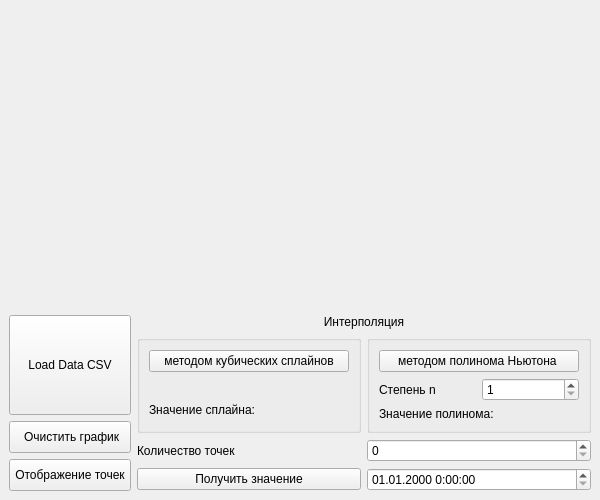
Old version of the form src/algo_trading/views/mainwindow.ui in the repository sbevza/A8_Algorithmic_trading.
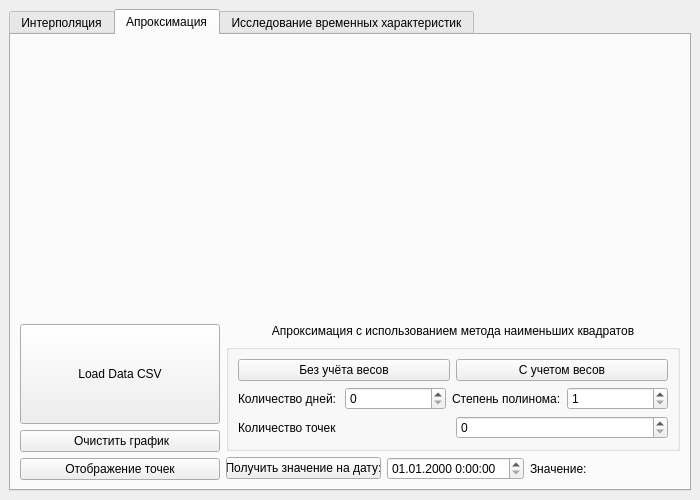
New version of the form. Custom widgets are drawn as their Qt base class.

Commit message: add ui aprox ans timeStat

```diff
--- a/src/algo_trading/views/mainwindow.ui
+++ b/src/algo_trading/views/mainwindow.ui
@@ -6,7 +6,7 @@
    <rect>
     <x>0</x>
     <y>0</y>
-    <width>600</width>
+    <width>700</width>
     <height>500</height>
    </rect>
   </property>
@@ -22,7 +22,7 @@
    </property>
    <property name="minimumSize">
     <size>
-     <width>600</width>
+     <width>700</width>
      <height>500</height>
     </size>
    </property>
@@ -32,43 +32,18 @@
    <property name="styleSheet">
     <string notr="true"/>
    </property>
-   <layout class="QVBoxLayout" name="verticalLayout_3">
+   <layout class="QHBoxLayout" name="horizontalLayout_61">
     <item>
-     <layout class="QVBoxLayout" name="BaseLayout">
-      <property name="sizeConstraint">
-       <enum>QLayout::SizeConstraint::SetDefaultConstraint</enum>
+     <widget class="QTabWidget" name="tabWidget">
+      <property name="currentIndex">
+       <number>1</number>
       </property>
-      <property name="leftMargin">
-       <number>2</number>
-      </property>
-      <property name="topMargin">
-       <number>2</number>
-      </property>
-      <property name="rightMargin">
-       <number>2</number>
-      </property>
-      <property name="bottomMargin">
-       <number>2</number>
-      </property>
-      <item>
-       <widget class="QCustomPlot" name="plotWidget" native="true">
-        <property name="sizePolicy">
-         <sizepolicy hsizetype="Expanding" vsizetype="Expanding">
-          <horstretch>0</horstretch>
-          <verstretch>0</verstretch>
-         </sizepolicy>
-        </property>
-        <property name="minimumSize">
-         <size>
-          <width>0</width>
-          <height>0</height>
-         </size>
-        </property>
-       </widget>
-      </item>
-     </layout>
-    </item>
-    <item>
+      <widget class="QWidget" name="inerpolation">
+       <attribute name="title">
+        <string>Интерполяция</string>
+       </attribute>
+       <layout class="QGridLayout" name="gridLayout">
+        <item row="1" column="0">
      <layout class="QHBoxLayout" name="horizontalLayout_7">
       <item>
        <layout class="QVBoxLayout" name="verticalLayout_2">
@@ -132,7 +107,7 @@
           </property>
           <property name="minimumSize">
            <size>
-            <width>100</width>
+                <width>200</width>
             <height>0</height>
            </size>
           </property>
@@ -281,7 +256,7 @@
           <item>
            <widget class="QPushButton" name="GetValue">
             <property name="text">
-             <string>Получить значение</string>
+                 <string>Получить значение на дату:</string>
             </property>
            </widget>
           </item>
@@ -297,6 +272,506 @@
        </layout>
       </item>
      </layout>
+        </item>
+        <item row="0" column="0">
+         <layout class="QVBoxLayout" name="BaseLayout">
+          <property name="sizeConstraint">
+           <enum>QLayout::SizeConstraint::SetDefaultConstraint</enum>
+          </property>
+          <property name="leftMargin">
+           <number>2</number>
+          </property>
+          <property name="topMargin">
+           <number>2</number>
+          </property>
+          <property name="rightMargin">
+           <number>2</number>
+          </property>
+          <property name="bottomMargin">
+           <number>2</number>
+          </property>
+          <item>
+           <widget class="QCustomPlot" name="plotWidget" native="true">
+            <property name="sizePolicy">
+             <sizepolicy hsizetype="Expanding" vsizetype="Expanding">
+              <horstretch>0</horstretch>
+              <verstretch>0</verstretch>
+             </sizepolicy>
+            </property>
+            <property name="minimumSize">
+             <size>
+              <width>0</width>
+              <height>0</height>
+             </size>
+            </property>
+           </widget>
+          </item>
+         </layout>
+        </item>
+       </layout>
+      </widget>
+      <widget class="QWidget" name="aproximation">
+       <attribute name="title">
+        <string>Апроксимация</string>
+       </attribute>
+       <layout class="QGridLayout" name="gridLayout_3">
+        <item row="0" column="0">
+         <layout class="QVBoxLayout" name="BaseLayout_6">
+          <property name="sizeConstraint">
+           <enum>QLayout::SizeConstraint::SetDefaultConstraint</enum>
+          </property>
+          <property name="leftMargin">
+           <number>2</number>
+          </property>
+          <property name="topMargin">
+           <number>2</number>
+          </property>
+          <property name="rightMargin">
+           <number>2</number>
+          </property>
+          <property name="bottomMargin">
+           <number>2</number>
+          </property>
+          <item>
+           <widget class="QCustomPlot" name="plotWidget_6" native="true">
+            <property name="sizePolicy">
+             <sizepolicy hsizetype="Expanding" vsizetype="Expanding">
+              <horstretch>0</horstretch>
+              <verstretch>0</verstretch>
+             </sizepolicy>
+            </property>
+            <property name="minimumSize">
+             <size>
+              <width>0</width>
+              <height>0</height>
+             </size>
+            </property>
+           </widget>
+          </item>
+         </layout>
+        </item>
+        <item row="1" column="0">
+         <layout class="QHBoxLayout" name="horizontalLayout_52">
+          <item>
+           <layout class="QVBoxLayout" name="verticalLayout_33">
+            <item>
+             <widget class="QPushButton" name="LoadDataCsv_11">
+              <property name="sizePolicy">
+               <sizepolicy hsizetype="Minimum" vsizetype="Minimum">
+                <horstretch>0</horstretch>
+                <verstretch>0</verstretch>
+               </sizepolicy>
+              </property>
+              <property name="minimumSize">
+               <size>
+                <width>100</width>
+                <height>100</height>
+               </size>
+              </property>
+              <property name="maximumSize">
+               <size>
+                <width>300</width>
+                <height>16777215</height>
+               </size>
+              </property>
+              <property name="text">
+               <string>Load Data CSV</string>
+              </property>
+             </widget>
+            </item>
+            <item>
+             <widget class="QPushButton" name="clean_button_11">
+              <property name="sizePolicy">
+               <sizepolicy hsizetype="Minimum" vsizetype="Minimum">
+                <horstretch>0</horstretch>
+                <verstretch>0</verstretch>
+               </sizepolicy>
+              </property>
+              <property name="minimumSize">
+               <size>
+                <width>100</width>
+                <height>0</height>
+               </size>
+              </property>
+              <property name="maximumSize">
+               <size>
+                <width>300</width>
+                <height>16777215</height>
+               </size>
+              </property>
+              <property name="text">
+               <string> Очистить график</string>
+              </property>
+             </widget>
+            </item>
+            <item>
+             <widget class="QPushButton" name="showPoints_11">
+              <property name="sizePolicy">
+               <sizepolicy hsizetype="Minimum" vsizetype="Minimum">
+                <horstretch>0</horstretch>
+                <verstretch>0</verstretch>
+               </sizepolicy>
+              </property>
+              <property name="minimumSize">
+               <size>
+                <width>200</width>
+                <height>0</height>
+               </size>
+              </property>
+              <property name="maximumSize">
+               <size>
+                <width>300</width>
+                <height>16777215</height>
+               </size>
+              </property>
+              <property name="text">
+               <string>Отображение точек</string>
+              </property>
+             </widget>
+            </item>
+           </layout>
+          </item>
+          <item>
+           <layout class="QVBoxLayout" name="verticalLayout_34">
+            <item>
+             <widget class="QLabel" name="interpolationLabel_10">
+              <property name="text">
+               <string>Апроксимация с использованием метода наименьших квадратов</string>
+              </property>
+              <property name="alignment">
+               <set>Qt::AlignmentFlag::AlignCenter</set>
+              </property>
+             </widget>
+            </item>
+            <item>
+             <layout class="QHBoxLayout" name="horizontalLayout_53">
+              <item>
+               <widget class="QGroupBox" name="verticalGroupBox_spline_10">
+                <layout class="QVBoxLayout" name="verticalLayout_spline_10">
+                 <item>
+                  <layout class="QHBoxLayout" name="horizontalLayout_3">
+                   <item>
+                    <widget class="QPushButton" name="PlotCubicSpline_10">
+                     <property name="minimumSize">
+                      <size>
+                       <width>200</width>
+                       <height>0</height>
+                      </size>
+                     </property>
+                     <property name="text">
+                      <string>Без учёта весов</string>
+                     </property>
+                    </widget>
+                   </item>
+                   <item>
+                    <widget class="QPushButton" name="pushButton">
+                     <property name="minimumSize">
+                      <size>
+                       <width>200</width>
+                       <height>0</height>
+                      </size>
+                     </property>
+                     <property name="text">
+                      <string>С учетом весов</string>
+                     </property>
+                    </widget>
+                   </item>
+                  </layout>
+                 </item>
+                 <item>
+                  <layout class="QHBoxLayout" name="horizontalLayout_2">
+                   <item>
+                    <widget class="QLabel" name="label">
+                     <property name="text">
+                      <string>Количество дней:</string>
+                     </property>
+                    </widget>
+                   </item>
+                   <item>
+                    <widget class="QSpinBox" name="spinBox"/>
+                   </item>
+                   <item>
+                    <widget class="QLabel" name="degreeLabel_10">
+                     <property name="text">
+                      <string>Степень полинома:</string>
+                     </property>
+                    </widget>
+                   </item>
+                   <item>
+                    <widget class="QSpinBox" name="degreeSpinBox_10">
+                     <property name="minimum">
+                      <number>1</number>
+                     </property>
+                    </widget>
+                   </item>
+                  </layout>
+                 </item>
+                 <item>
+                  <layout class="QHBoxLayout" name="horizontalLayout_55">
+                   <item>
+                    <widget class="QLabel" name="numPointsLabel_10">
+                     <property name="text">
+                      <string>Количество точек</string>
+                     </property>
+                    </widget>
+                   </item>
+                   <item>
+                    <widget class="QSpinBox" name="numPoints_10">
+                     <property name="minimum">
+                      <number>0</number>
+                     </property>
+                     <property name="stepType">
+                      <enum>QAbstractSpinBox::StepType::DefaultStepType</enum>
+                     </property>
+                    </widget>
+                   </item>
+                  </layout>
+                 </item>
+                </layout>
+               </widget>
+              </item>
+             </layout>
+            </item>
+            <item>
+             <layout class="QHBoxLayout" name="horizontalLayout_56">
+              <item>
+               <widget class="QPushButton" name="GetValue_10">
+                <property name="text">
+                 <string>Получить значение на дату:</string>
+                </property>
+               </widget>
+              </item>
+              <item>
+               <widget class="QDateTimeEdit" name="dateTimeEdit_10">
+                <property name="displayFormat">
+                 <string>dd.MM.yyyy H:mm:ss</string>
+                </property>
+               </widget>
+              </item>
+              <item>
+               <widget class="QLabel" name="ValueSpline_10">
+                <property name="minimumSize">
+                 <size>
+                  <width>150</width>
+                  <height>0</height>
+                 </size>
+                </property>
+                <property name="text">
+                 <string>Значение: </string>
+                </property>
+               </widget>
+              </item>
+             </layout>
+            </item>
+           </layout>
+          </item>
+         </layout>
+        </item>
+       </layout>
+      </widget>
+      <widget class="QWidget" name="timeStats">
+       <attribute name="title">
+        <string>Исследование временных характеристик</string>
+       </attribute>
+       <layout class="QGridLayout" name="gridLayout_2">
+        <item row="0" column="0">
+         <layout class="QVBoxLayout" name="BaseLayout_8">
+          <property name="sizeConstraint">
+           <enum>QLayout::SizeConstraint::SetDefaultConstraint</enum>
+          </property>
+          <property name="leftMargin">
+           <number>2</number>
+          </property>
+          <property name="topMargin">
+           <number>2</number>
+          </property>
+          <property name="rightMargin">
+           <number>2</number>
+          </property>
+          <property name="bottomMargin">
+           <number>2</number>
+          </property>
+          <item>
+           <widget class="QCustomPlot" name="plotWidget_8" native="true">
+            <property name="sizePolicy">
+             <sizepolicy hsizetype="Expanding" vsizetype="Expanding">
+              <horstretch>0</horstretch>
+              <verstretch>0</verstretch>
+             </sizepolicy>
+            </property>
+            <property name="minimumSize">
+             <size>
+              <width>0</width>
+              <height>0</height>
+             </size>
+            </property>
+           </widget>
+          </item>
+         </layout>
+        </item>
+        <item row="1" column="0">
+         <layout class="QHBoxLayout" name="horizontalLayout_54">
+          <item>
+           <layout class="QVBoxLayout" name="verticalLayout_35">
+            <item>
+             <widget class="QPushButton" name="LoadDataCsv_12">
+              <property name="sizePolicy">
+               <sizepolicy hsizetype="Minimum" vsizetype="Minimum">
+                <horstretch>0</horstretch>
+                <verstretch>0</verstretch>
+               </sizepolicy>
+              </property>
+              <property name="minimumSize">
+               <size>
+                <width>100</width>
+                <height>100</height>
+               </size>
+              </property>
+              <property name="maximumSize">
+               <size>
+                <width>300</width>
+                <height>16777215</height>
+               </size>
+              </property>
+              <property name="text">
+               <string>Load Data CSV</string>
+              </property>
+             </widget>
+            </item>
+            <item>
+             <widget class="QPushButton" name="clean_button_12">
+              <property name="sizePolicy">
+               <sizepolicy hsizetype="Minimum" vsizetype="Minimum">
+                <horstretch>0</horstretch>
+                <verstretch>0</verstretch>
+               </sizepolicy>
+              </property>
+              <property name="minimumSize">
+               <size>
+                <width>100</width>
+                <height>0</height>
+               </size>
+              </property>
+              <property name="maximumSize">
+               <size>
+                <width>300</width>
+                <height>16777215</height>
+               </size>
+              </property>
+              <property name="text">
+               <string> Очистить график</string>
+              </property>
+             </widget>
+            </item>
+            <item>
+             <widget class="QPushButton" name="showPoints_12">
+              <property name="sizePolicy">
+               <sizepolicy hsizetype="Minimum" vsizetype="Minimum">
+                <horstretch>0</horstretch>
+                <verstretch>0</verstretch>
+               </sizepolicy>
+              </property>
+              <property name="minimumSize">
+               <size>
+                <width>200</width>
+                <height>0</height>
+               </size>
+              </property>
+              <property name="maximumSize">
+               <size>
+                <width>300</width>
+                <height>16777215</height>
+               </size>
+              </property>
+              <property name="text">
+               <string>Отображение точек</string>
+              </property>
+             </widget>
+            </item>
+           </layout>
+          </item>
+          <item>
+           <layout class="QVBoxLayout" name="verticalLayout_36">
+            <item>
+             <layout class="QHBoxLayout" name="horizontalLayout_57">
+              <item>
+               <widget class="QGroupBox" name="verticalGroupBox_spline_11">
+                <layout class="QVBoxLayout" name="verticalLayout_spline_11">
+                 <item>
+                  <layout class="QHBoxLayout" name="horizontalLayout_60">
+                   <item>
+                    <widget class="QPushButton" name="PlotCubicSpline_11">
+                     <property name="minimumSize">
+                      <size>
+                       <width>100</width>
+                       <height>0</height>
+                      </size>
+                     </property>
+                     <property name="text">
+                      <string>Исследование</string>
+                     </property>
+                    </widget>
+                   </item>
+                   <item>
+                    <layout class="QHBoxLayout" name="horizontalLayout_59">
+                     <item>
+                      <widget class="QLabel" name="degreeLabel_11">
+                       <property name="text">
+                        <string>Число разбиений h:</string>
+                       </property>
+                      </widget>
+                     </item>
+                     <item>
+                      <widget class="QSpinBox" name="degreeSpinBox_11">
+                       <property name="minimum">
+                        <number>1</number>
+                       </property>
+                      </widget>
+                     </item>
+                    </layout>
+                   </item>
+                   <item>
+                    <layout class="QHBoxLayout" name="horizontalLayout_58">
+                     <item>
+                      <widget class="QLabel" name="label_2">
+                       <property name="text">
+                        <string>Макс. число точек k:</string>
+                       </property>
+                      </widget>
+                     </item>
+                     <item>
+                      <widget class="QSpinBox" name="spinBox_2"/>
+                     </item>
+                    </layout>
+                   </item>
+                  </layout>
+                 </item>
+                 <item>
+                  <layout class="QHBoxLayout" name="horizontalLayout_42">
+                   <item>
+                    <widget class="QTableWidget" name="tableWidget">
+                     <property name="minimumSize">
+                      <size>
+                       <width>0</width>
+                       <height>50</height>
+                      </size>
+                     </property>
+                    </widget>
+                   </item>
+                  </layout>
+                 </item>
+                </layout>
+               </widget>
+              </item>
+             </layout>
+            </item>
+           </layout>
+          </item>
+         </layout>
+        </item>
+       </layout>
+      </widget>
+     </widget>
     </item>
    </layout>
   </widget>
```
Lines whose indentation alone changed are shown as unchanged. The commit also changes 6 other files.
